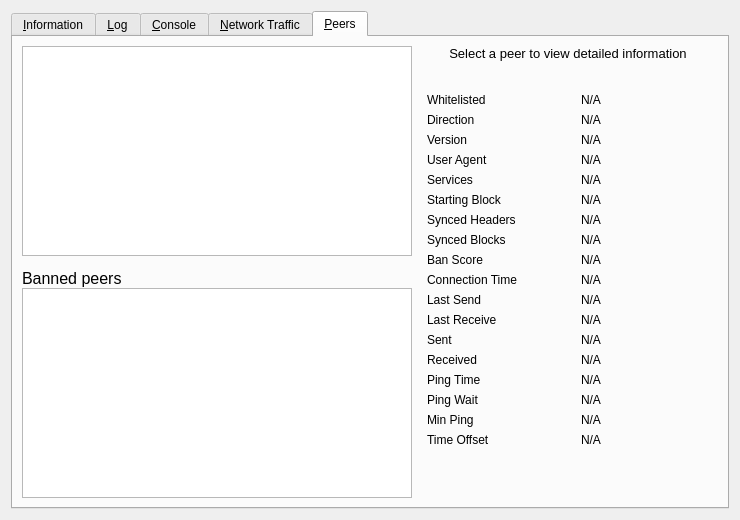
Before: the Qt Designer form src/qt/forms/debugwindow.ui in VadiqueMe/dogecoin, drawn with Qt 5.
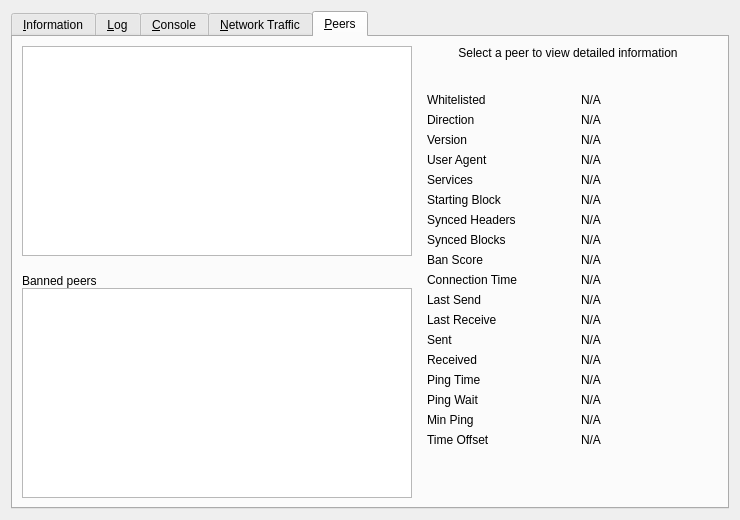
After: the same form once the commit is applied. The open tabs and pages were chosen to show the change. Icons and pictures are not drawn. Custom widgets are drawn as their Qt base class.

What changed in the file:
```diff
--- a/src/qt/forms/debugwindow.ui
+++ b/src/qt/forms/debugwindow.ui
@@ -1006,11 +1006,6 @@
              <height>32</height>
             </size>
            </property>
-           <property name="font">
-            <font>
-             <pointsize>12</pointsize>
-            </font>
-           </property>
            <property name="cursor">
             <cursorShape>IBeamCursor</cursorShape>
            </property>
@@ -1066,11 +1061,6 @@
            <height>32</height>
           </size>
          </property>
-         <property name="font">
-          <font>
-           <pointsize>10</pointsize>
-          </font>
-         </property>
          <property name="cursor">
           <cursorShape>IBeamCursor</cursorShape>
          </property>
```
